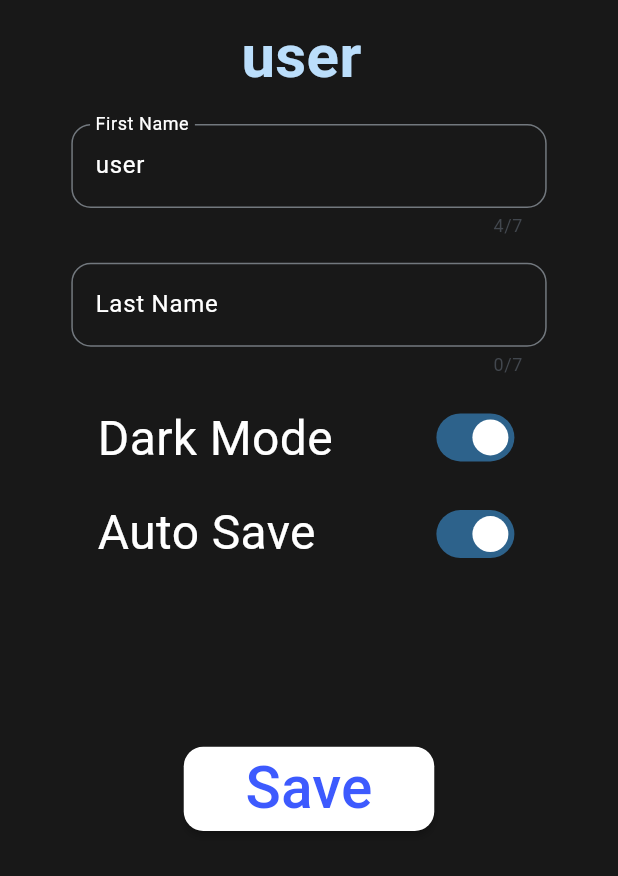
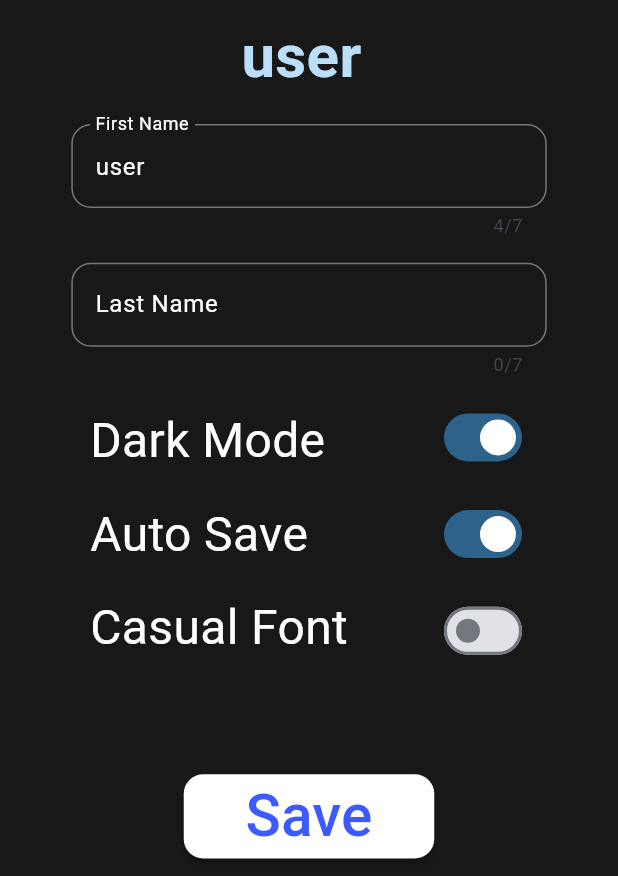
Before and after one commit to KerlosGirgis/Todo, a Flutter app: the screen it shows after launch, after a tap on the "settings" icon, on a phone screen of 412 x 824 dp, the part 360-1236 px from its top. Run offline on Flutter 3.47's test engine with Material 3 defaults, Android fonts, the phone set to English and light mode, and no system bars; drawn by our look-alikes of auto_size_text; our stand-ins replace flutter_secure_storage, fluttertoast, image_picker, local_auth, sqflite_sqlcipher; missing offline and left inert: flex_color_picker, home_widget; accounts and stored records are empty; Roboto replaces fonts that are missing (arial); statements that could not run were skipped.

Commit message:
fixed a bug in the home screen widget improved style added casual font

```diff
--- a/lib/main.dart
+++ b/lib/main.dart
@@ -54,6 +54,7 @@ class MyApp extends StatelessWidget {
     return MaterialApp(
       debugShowCheckedModeBanner: false,
       theme: ThemeData(
+        fontFamily: 'arial',
         colorScheme: ColorScheme.fromSeed(seedColor: Colors.blue.shade300),
         useMaterial3: true,
       ),
--- a/lib/models/user_profile.dart
+++ b/lib/models/user_profile.dart
@@ -5,6 +5,7 @@ class UserProfile {
   int theme;
   int? id;
   int autoSave;
+  int casual;
 
   UserProfile(
       {required this.firstName,
@@ -12,7 +13,9 @@ class UserProfile {
       required this.pic,
       required this.theme,
       this.id,
-      required this.autoSave});
+      required this.autoSave,
+      required this.casual
+      });
   factory UserProfile.fromMap(Map<String, dynamic> map) {
     return UserProfile(
         id: map['id'],
@@ -20,7 +23,7 @@ class UserProfile {
         lastName: map['lastName'],
         pic: map['pic'],
         theme: map['theme'],
-        autoSave: map['autoSave']);
+        autoSave: map['autoSave'], casual: map['casual']);
   }
   toMap() {
     return {
@@ -28,7 +31,8 @@ class UserProfile {
       'lastName': lastName,
       'pic': pic,
       'theme': theme,
-      'autoSave': autoSave
+      'autoSave': autoSave,
+      'casual': casual
     };
   }
 }
--- a/lib/provider/user_provider.dart
+++ b/lib/provider/user_provider.dart
@@ -5,7 +5,7 @@ import '../services/color_provider.dart';
 import '../services/database_service.dart';
 
 class UserProvider with ChangeNotifier {
-  UserProfile user = UserProfile(firstName: "user", lastName: "", pic: "000", theme: 1,autoSave: 1);
+  UserProfile user = UserProfile(firstName: "user", lastName: "", pic: "000", theme: 1,autoSave: 1, casual: 0);
 
   ColorProvider colorProvider =ColorProvider(1);
 
@@ -70,6 +70,19 @@ class UserProvider with ChangeNotifier {
     }
   }
 
+  changeFont() async {
+    if(user.casual==1){
+      user.casual=0;
+      await DatabaseService().updateUser(user);
+      notifyListeners();
+    }
+    else{
+      user.casual=1;
+      await DatabaseService().updateUser(user);
+      notifyListeners();
+    }
+  }
+
   DateTime stringToDateTime(String date, String time12Hour) {
     DateFormat format12Hour = DateFormat('h:mm a');
     DateTime dateTime = format12Hour.parse(time12Hour);
--- a/lib/services/database_service.dart
+++ b/lib/services/database_service.dart
@@ -63,7 +63,8 @@ class DatabaseService {
       lastName TEXT,
       pic TEXT,
       theme INTEGER,
-      autoSave INTEGER
+      autoSave INTEGER,
+      casual INTEGER
     )
     ''');
     await db.execute('''
@@ -122,7 +123,7 @@ class DatabaseService {
 
   Future<List<UserProfile>> getUser() async {
     List<Map<String, dynamic>> maps = await db.query('User',
-        columns: ['id', 'firstName', 'lastName', 'pic', 'theme','autoSave']);
+        columns: ['id', 'firstName', 'lastName', 'pic', 'theme','autoSave','casual']);
     List<UserProfile> items = [];
     if (maps.isNotEmpty) {
       for (var element in maps) {
--- a/lib/view/pages/profile_page.dart
+++ b/lib/view/pages/profile_page.dart
@@ -406,6 +406,14 @@ class ProfilePageState extends State<ProfilePage> {
                               style: TextStyle(
                                   color: user.colorProvider.appTitle, fontSize: 32),
                             ),
+                            Padding(
+                                padding: EdgeInsets.only(
+                                    bottom: MediaQuery.of(context).size.height / 50)),
+                            Text(
+                              "Casual Font",
+                              style: TextStyle(
+                                  color: user.colorProvider.appTitle, fontSize: 32),
+                            ),
                           ],
                         ),
                         const Spacer(flex: 1,),
@@ -426,6 +434,14 @@ class ProfilePageState extends State<ProfilePage> {
                                   Provider.of<UserProvider>(context, listen: false)
                                       .changeAutoSave();
                                 }),
+                            Padding(
+                                padding: EdgeInsets.only(
+                                    bottom: MediaQuery.of(context).size.height / 50)),
+                            Switch(
+                                value: user.user.casual == 1 ? true : false,
+                                onChanged: (value) {
+                                  Provider.of<UserProvider>(context, listen: false).changeFont();
+                                }),
                           ],
                         ),
                         const Spacer(
@@ -435,7 +451,7 @@ class ProfilePageState extends State<ProfilePage> {
                     ),
                     Padding(
                         padding: EdgeInsets.only(
-                            bottom: MediaQuery.of(context).size.height / 7)),
+                            bottom: MediaQuery.of(context).size.height / 11.5)),
                     //if(firstNameController.text.compareTo(user.user.firstName)!=0||lastNameController.text.compareTo(user.user.lastName)!=0)
                     Row(
                       mainAxisAlignment: MainAxisAlignment.center,
@@ -456,7 +472,7 @@ class ProfilePageState extends State<ProfilePage> {
                     ),
                     Padding(
                         padding: EdgeInsets.only(
-                            bottom: MediaQuery.of(context).size.height / 30)),
+                            bottom: MediaQuery.of(context).size.height / 40)),
                   ],
                 )));
       },
```
Also changed, not shown: lib/view/pages/note_editor_page.dart (+33 -13 lines), 2 other files.
